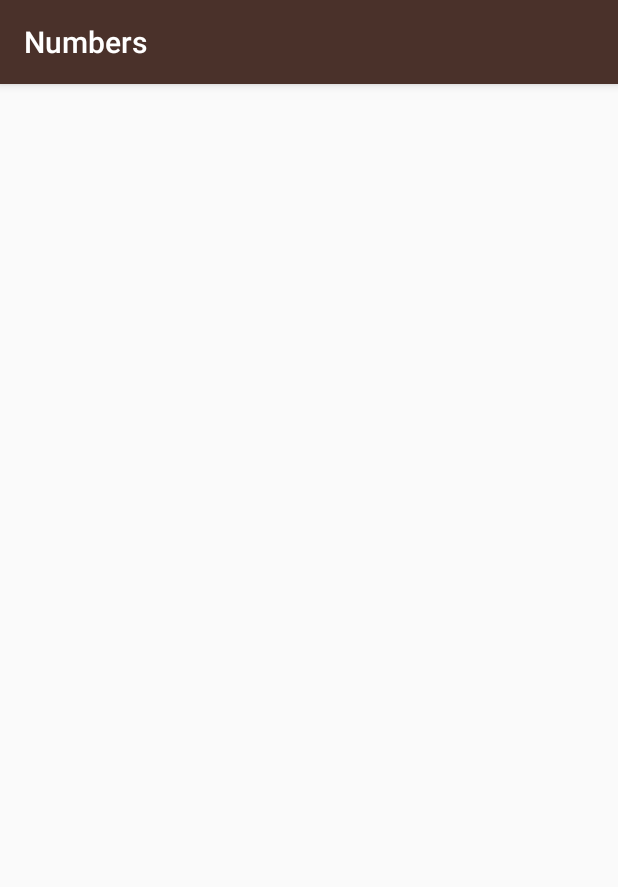
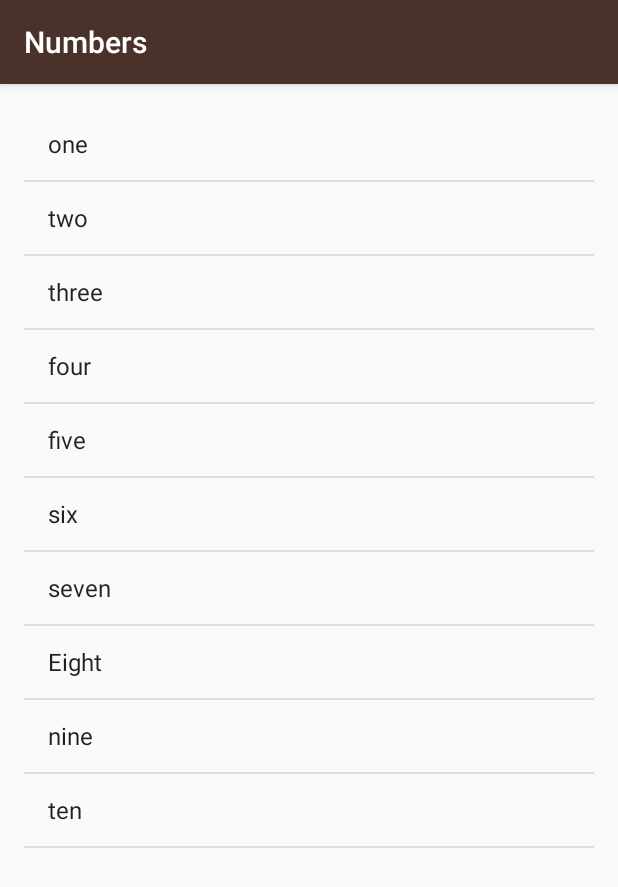
Before and after one commit to ashwanisng/Miwok, an Android app: the NumberActivity screen opened directly, with no data from a screen before it, on a phone screen of 412 x 824 dp. Shown: the top 887 px of the screen. Run offline under Robolectric (Android 15) with nearby library versions, the phone set to English and light mode, and no system bars; 2 statements that could not run were skipped.

Commit message:
layout updated

```diff
--- a/app/src/main/java/com/example/android/miwok/NumberActivity.java
+++ b/app/src/main/java/com/example/android/miwok/NumberActivity.java
@@ -4,7 +4,13 @@
 import android.support.v7.app.AppCompatActivity;
 import android.util.Log;
 import android.view.View;
+import android.widget.ArrayAdapter;
+import android.widget.LinearLayout;
+import android.widget.ListView;
+import android.widget.TextView;
 import android.widget.Toast;
+
+import java.util.ArrayList;
 
 
 public class NumberActivity extends AppCompatActivity {
@@ -14,27 +20,27 @@
         super.onCreate(savedInstanceState);
         setContentView(R.layout.activity_number);
 
-        String[] words = new String[10];
+        ArrayList<String> words = new ArrayList<String>();
 
-         words[0] = "one";
-         words[1] = "two";
-         words[2] = "three";
-         words[3] = "four";
-         words[4] = "five";
-         words[5] = "six";
-         words[6] = "seven";
-         words[7] = "Eight";
-         words[8] = "nine";
-         words[9] = "ten";
+         words.add("one");
+         words.add("two");
+         words.add("three");
+         words.add("four");
+         words.add("five");
+         words.add("six");
+         words.add("seven");
+         words.add("Eight");
+         words.add("nine");
+         words.add("ten");
 
-        Log.v("NumberActivity", "word at index 0 : " + words[0] );
-        Log.v("NumberActivity", "word at index 1 : " + words[1] );
+         TextView textView = (TextView) findViewById(R.id.word);
+         textView.setText((CharSequence) words);
 
 
+        ArrayAdapter<String> itemAdapter = new ArrayAdapter<String>(this, android.R.layout.simple_list_item_1, words );
+        ListView listView = (ListView) findViewById(R.id.list);
+        listView.setAdapter(itemAdapter);
 
     }
 
-
-
-
 }
--- a/app/src/main/res/layout/activity_number.xml
+++ b/app/src/main/res/layout/activity_number.xml
@@ -1,9 +1,15 @@
 <?xml version="1.0" encoding="utf-8"?>
-<LinearLayout xmlns:android="http://schemas.android.com/apk/res/android"
+<ListView xmlns:android="http://schemas.android.com/apk/res/android"
+    xmlns:tools="http://schemas.android.com/tools"
     android:layout_width="match_parent"
     android:layout_height="match_parent"
-    xmlns:tools="http://schemas.android.com/tools"
+    android:paddingTop="@dimen/activity_vertical_margin"
+    android:paddingBottom="@dimen/activity_vertical_margin"
+    android:paddingLeft="@dimen/activity_horizontal_margin"
+    android:paddingRight="@dimen/activity_horizontal_margin"
+    android:orientation="vertical"
+    android:id="@+id/list"
     tools:context="com.example.android.miwok.NumberActivity">
 
 
-</LinearLayout>
+</ListView>
```
Also changed, not shown: app/src/main/res/layout/item_number.xml (added, +27 -0 lines).
